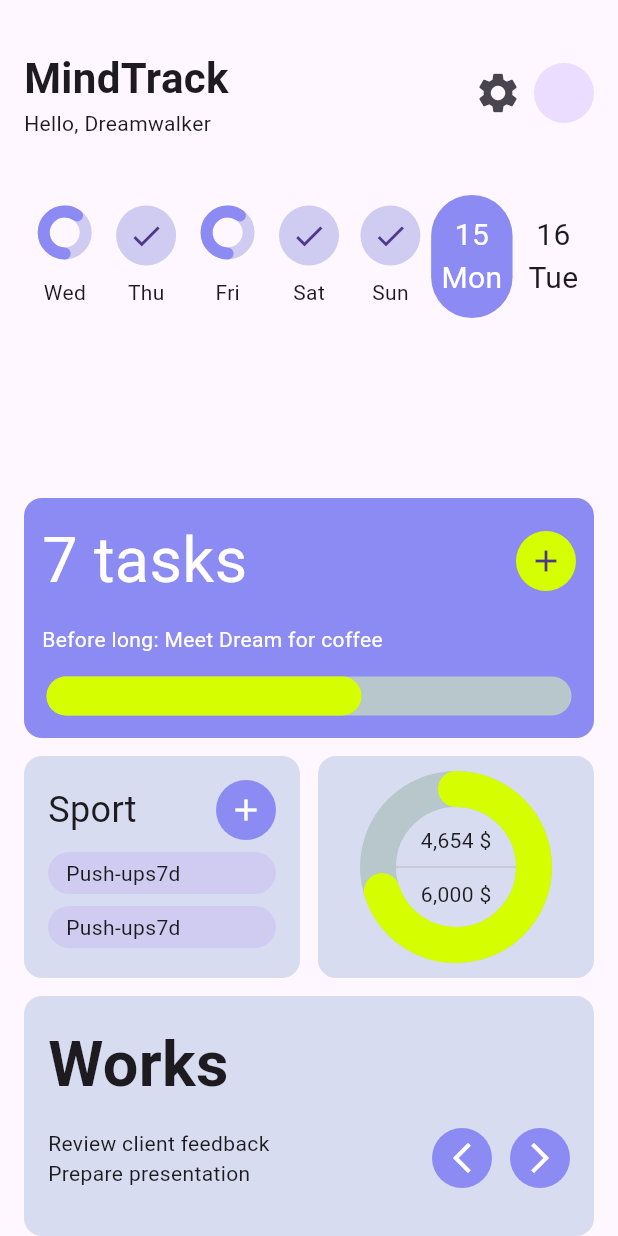
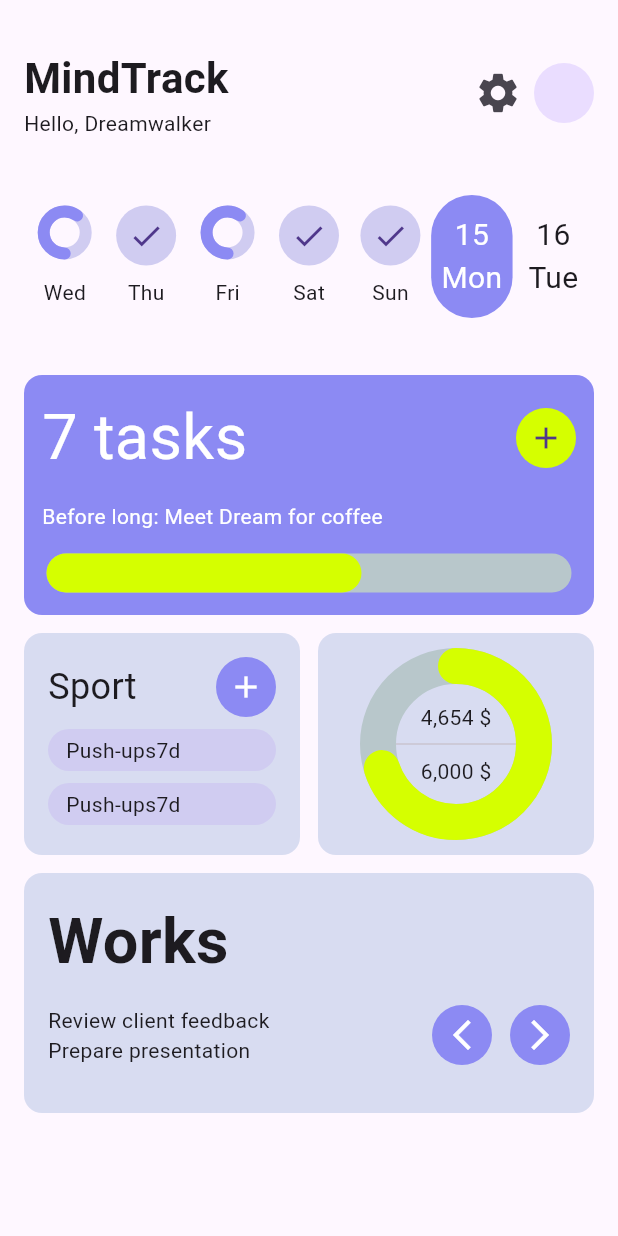
Before and after one commit to JAICHANGPARK/flutter_notebook_chapter_43, a Flutter app: the HabitJournalHomeScreen widget shown alone on an empty page, opened directly, on a phone screen of 412 x 824 dp. Run offline on Flutter 3.47's test engine with Material 3 defaults, Android fonts, the phone set to English and light mode, and no system bars; drawn by our look-alikes of percent_indicator; our stand-ins replace gap, hugeicons.

Commit message:
Update habit_journal_home_screen.dart

```diff
--- a/lib/ep2173_habit_journal_app/ui/home/habit_journal_home_screen.dart
+++ b/lib/ep2173_habit_journal_app/ui/home/habit_journal_home_screen.dart
@@ -197,7 +197,8 @@ class _HabitJournalHomeScreenState extends State<HabitJournalHomeScreen> {
                     ),
                   ],
                 )),
-            Expanded(child: Column(children: [],),),
+            Expanded(child: Column(children: [
+
               Container(
                   height: 160,
                   decoration: BoxDecoration(
@@ -389,6 +390,9 @@ class _HabitJournalHomeScreenState extends State<HabitJournalHomeScreen> {
                   ],
                 ),
               ),
+
+            ],),),
+
           ],
         ),
       ),
```
Lines whose indentation alone changed are shown as unchanged.
